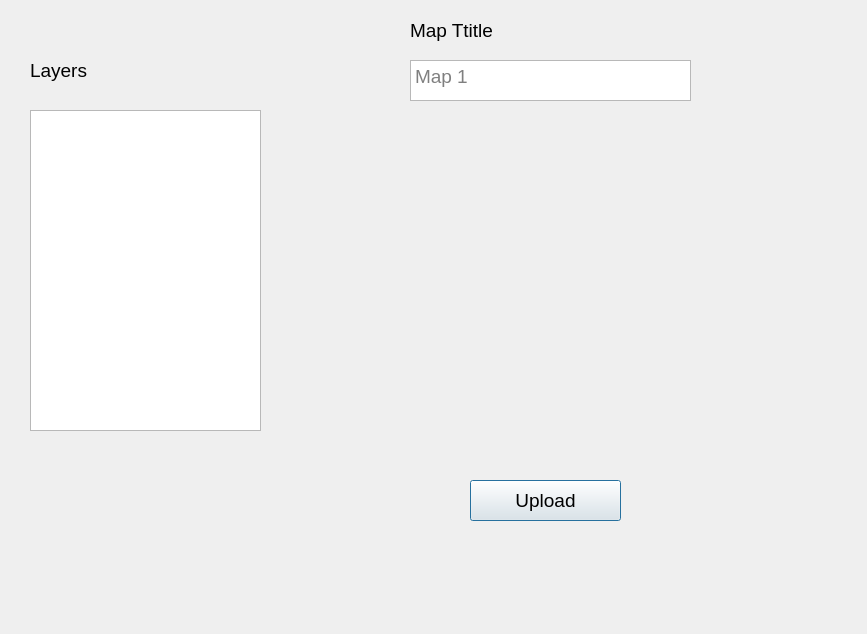
First picture: the form in map_uploader_dialog_base.ui, repository GISSIAH/Map-Uploader, before the edit.
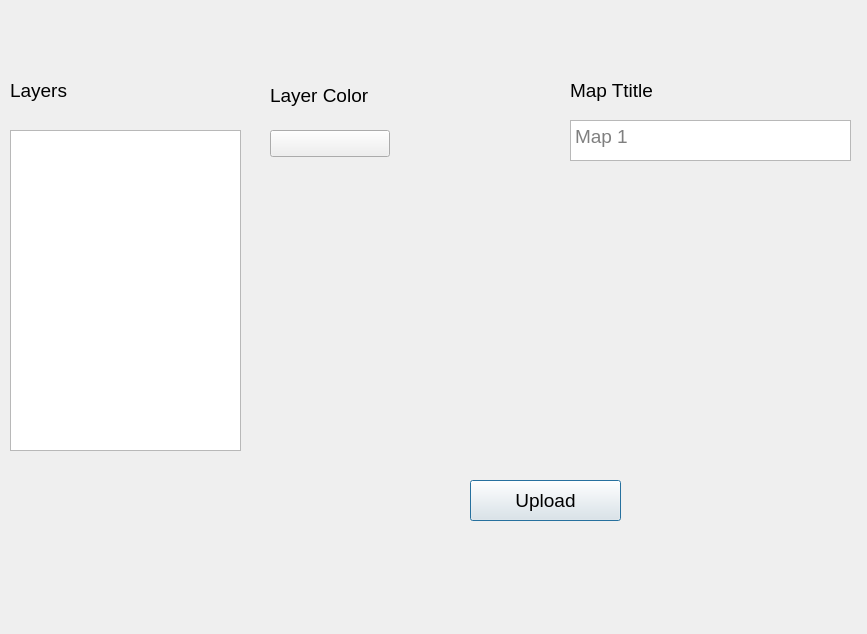
Second picture: the form after the edit. Custom widgets are drawn as their Qt base class.

Commit message: Feat: added style property and color selector

```diff
--- a/map_uploader_dialog_base.ui
+++ b/map_uploader_dialog_base.ui
@@ -21,8 +21,8 @@
   <widget class="QListWidget" name="layerList">
    <property name="geometry">
     <rect>
-     <x>30</x>
-     <y>110</y>
+     <x>10</x>
+     <y>130</y>
      <width>231</width>
      <height>321</height>
     </rect>
@@ -31,8 +31,8 @@
   <widget class="QLabel" name="label">
    <property name="geometry">
     <rect>
-     <x>30</x>
-     <y>50</y>
+     <x>10</x>
+     <y>70</y>
      <width>151</width>
      <height>41</height>
     </rect>
@@ -62,8 +62,8 @@
   <widget class="QTextEdit" name="mapName">
    <property name="geometry">
     <rect>
-     <x>410</x>
-     <y>60</y>
+     <x>570</x>
+     <y>120</y>
      <width>281</width>
      <height>41</height>
     </rect>
@@ -75,8 +75,8 @@
   <widget class="QLabel" name="label_2">
    <property name="geometry">
     <rect>
-     <x>410</x>
-     <y>10</y>
+     <x>570</x>
+     <y>70</y>
      <width>211</width>
      <height>41</height>
     </rect>
@@ -85,7 +85,37 @@
     <string>Map Ttitle</string>
    </property>
   </widget>
+  <widget class="QgsColorButton" name="colorSelector">
+   <property name="geometry">
+    <rect>
+     <x>270</x>
+     <y>130</y>
+     <width>120</width>
+     <height>27</height>
+    </rect>
+   </property>
+  </widget>
+  <widget class="QLabel" name="label_3">
+   <property name="geometry">
+    <rect>
+     <x>270</x>
+     <y>80</y>
+     <width>111</width>
+     <height>31</height>
+    </rect>
+   </property>
+   <property name="text">
+    <string>Layer Color</string>
+   </property>
+  </widget>
  </widget>
+ <customwidgets>
+  <customwidget>
+   <class>QgsColorButton</class>
+   <extends>QToolButton</extends>
+   <header>qgscolorbutton.h</header>
+  </customwidget>
+ </customwidgets>
  <resources/>
  <connections/>
 </ui>
```
The commit also changes 2 other files.
